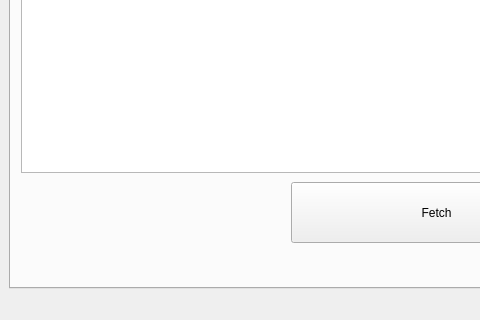
Old version of the form QtDesignerGUI/GUI.ui in the repository PaytonZ/python-get-followers; both pictures show x 0 to 480 and y 342 to 662 of the 833 by 662 pixel window.
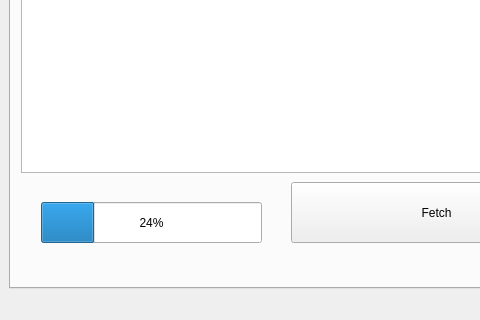
New version of the form. The open tabs and pages were chosen to show the change. Icons and pictures are not drawn.

```diff
--- a/QtDesignerGUI/GUI.ui
+++ b/QtDesignerGUI/GUI.ui
@@ -386,6 +386,25 @@
          <string>Fetch</string>
         </property>
        </widget>
+       <widget class="QProgressBar" name="progressFetchFollowers">
+        <property name="geometry">
+         <rect>
+          <x>30</x>
+          <y>450</y>
+          <width>221</width>
+          <height>41</height>
+         </rect>
+        </property>
+        <property name="value">
+         <number>24</number>
+        </property>
+        <property name="textVisible">
+         <bool>true</bool>
+        </property>
+        <property name="textDirection">
+         <enum>QProgressBar::TopToBottom</enum>
+        </property>
+       </widget>
       </widget>
      </widget>
     </item>
```
Left out of the diff: 38 changed lines with no effect on the pictures.
